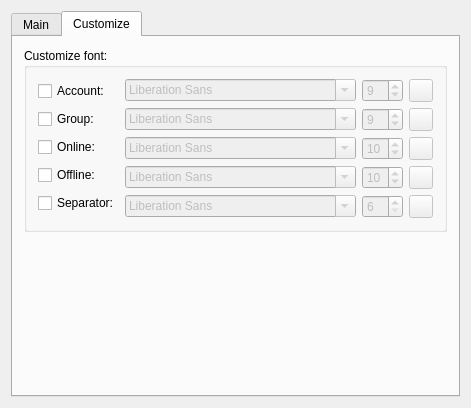
Above: src/contactlist/contactlistsettings.ui from Winand/mqutim before the change. Below: the same form after it.
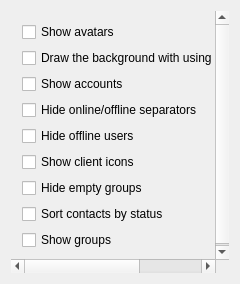
That is the form after the change. The open tabs and pages were chosen to show the change. Icons and pictures are not drawn.

```diff
--- a/src/contactlist/contactlistsettings.ui
+++ b/src/contactlist/contactlistsettings.ui
@@ -5,554 +5,122 @@
    <rect>
     <x>0</x>
     <y>0</y>
-    <width>432</width>
-    <height>408</height>
+    <width>240</width>
+    <height>284</height>
    </rect>
   </property>
+  <property name="sizePolicy" >
+   <sizepolicy vsizetype="Preferred" hsizetype="Maximum" >
+    <horstretch>0</horstretch>
+    <verstretch>0</verstretch>
+   </sizepolicy>
+  </property>
   <property name="windowTitle" >
    <string>ContactListSettings</string>
   </property>
-  <layout class="QGridLayout" >
-   <item row="0" column="0" >
-    <widget class="QTabWidget" name="tabWidget" >
-     <property name="currentIndex" >
-      <number>0</number>
+  <layout class="QVBoxLayout" name="verticalLayout" >
+   <item>
+    <widget class="QScrollArea" name="scrollArea" >
+     <property name="focusPolicy" >
+      <enum>Qt::NoFocus</enum>
      </property>
-     <widget class="QWidget" name="tab" >
-      <attribute name="title" >
-       <string>Main</string>
-      </attribute>
-      <attribute name="icon" >
-       <iconset>
-        <normaloff>:/icons/crystal_project/contactlist.png</normaloff>:/icons/crystal_project/contactlist.png</iconset>
-      </attribute>
-      <layout class="QGridLayout" name="gridLayout" >
+     <property name="frameShape" >
+      <enum>QFrame::NoFrame</enum>
+     </property>
+     <property name="frameShadow" >
+      <enum>QFrame::Plain</enum>
+     </property>
+     <property name="widgetResizable" >
+      <bool>true</bool>
+     </property>
+     <widget class="QWidget" name="scrollAreaWidgetContents" >
+      <property name="geometry" >
+       <rect>
+        <x>0</x>
+        <y>-24</y>
+        <width>353</width>
+        <height>283</height>
+       </rect>
+      </property>
+      <property name="sizePolicy" >
+       <sizepolicy vsizetype="Fixed" hsizetype="Maximum" >
+        <horstretch>0</horstretch>
+        <verstretch>0</verstretch>
+       </sizepolicy>
+      </property>
+      <layout class="QFormLayout" name="formLayout" >
+       <property name="rowWrapPolicy" >
+        <enum>QFormLayout::WrapAllRows</enum>
+       </property>
        <item row="0" column="0" >
+        <widget class="QCheckBox" name="avatarIconCheckBox" >
+         <property name="text" >
+          <string>Show avatars</string>
+         </property>
+        </widget>
+       </item>
+       <item row="1" column="0" >
+        <widget class="QCheckBox" name="alternatingCheckBox" >
+         <property name="sizePolicy" >
+          <sizepolicy vsizetype="Fixed" hsizetype="Minimum" >
+           <horstretch>0</horstretch>
+           <verstretch>0</verstretch>
+          </sizepolicy>
+         </property>
+         <property name="text" >
+          <string>Draw the background with using alternating colors</string>
+         </property>
+        </widget>
+       </item>
+       <item row="2" column="0" >
         <widget class="QCheckBox" name="showAccountsBox" >
          <property name="text" >
           <string>Show accounts</string>
          </property>
         </widget>
        </item>
-       <item row="2" column="0" >
-        <widget class="QCheckBox" name="hideEmptyBox" >
-         <property name="text" >
-          <string>Hide empty groups</string>
-         </property>
-        </widget>
-       </item>
        <item row="3" column="0" >
-        <widget class="QCheckBox" name="offlineBox" >
-         <property name="text" >
-          <string>Hide offline users</string>
-         </property>
-        </widget>
-       </item>
-       <item row="4" column="0" >
         <widget class="QCheckBox" name="separatorBox" >
          <property name="text" >
           <string>Hide online/offline separators</string>
          </property>
         </widget>
        </item>
+       <item row="4" column="0" >
+        <widget class="QCheckBox" name="offlineBox" >
+         <property name="text" >
+          <string>Hide offline users</string>
+         </property>
+        </widget>
+       </item>
        <item row="5" column="0" >
-        <widget class="QCheckBox" name="sortstatusCheckBox" >
-         <property name="text" >
-          <string>Sort contacts by status</string>
-         </property>
-        </widget>
-       </item>
-       <item row="6" column="0" >
-        <widget class="QCheckBox" name="alternatingCheckBox" >
-         <property name="text" >
-          <string>Draw the background with using alternating colors</string>
-         </property>
-        </widget>
-       </item>
-       <item row="7" column="0" >
         <widget class="QCheckBox" name="clientIconCheckBox" >
          <property name="text" >
           <string>Show client icons</string>
          </property>
         </widget>
        </item>
+       <item row="7" column="0" >
+        <widget class="QCheckBox" name="sortstatusCheckBox" >
+         <property name="text" >
+          <string>Sort contacts by status</string>
+         </property>
+        </widget>
+       </item>
        <item row="8" column="0" >
-        <widget class="QCheckBox" name="avatarIconCheckBox" >
-         <property name="text" >
-          <string>Show avatars</string>
-         </property>
-        </widget>
-       </item>
-       <item row="9" column="0" >
-        <widget class="QGroupBox" name="clLnFGrouBox" >
-         <property name="title" >
-          <string>Look'n'Feel</string>
-         </property>
-         <property name="flat" >
-          <bool>false</bool>
-         </property>
-         <property name="checkable" >
-          <bool>false</bool>
-         </property>
-         <layout class="QGridLayout" name="gridLayout_2" >
-          <property name="margin" >
-           <number>5</number>
-          </property>
-          <property name="spacing" >
-           <number>2</number>
-          </property>
-          <item row="0" column="0" >
-           <layout class="QHBoxLayout" name="clLnFLayout" >
-            <property name="spacing" >
-             <number>6</number>
-            </property>
-            <item>
-             <widget class="QLabel" name="clOpacityLbl" >
-              <property name="sizePolicy" >
-               <sizepolicy vsizetype="Expanding" hsizetype="Expanding" >
-                <horstretch>0</horstretch>
-                <verstretch>0</verstretch>
-               </sizepolicy>
-              </property>
-              <property name="minimumSize" >
-               <size>
-                <width>0</width>
-                <height>0</height>
-               </size>
-              </property>
-              <property name="maximumSize" >
-               <size>
-                <width>100</width>
-                <height>16777215</height>
-               </size>
-              </property>
-              <property name="text" >
-               <string>Opacity:</string>
-              </property>
-             </widget>
-            </item>
-            <item>
-             <spacer name="horizontalSpacer" >
-              <property name="orientation" >
-               <enum>Qt::Horizontal</enum>
-              </property>
-              <property name="sizeType" >
-               <enum>QSizePolicy::Maximum</enum>
-              </property>
-              <property name="sizeHint" stdset="0" >
-               <size>
-                <width>40</width>
-                <height>20</height>
-               </size>
-              </property>
-             </spacer>
-            </item>
-            <item>
-             <widget class="QSlider" name="opacitySlider" >
-              <property name="maximum" >
-               <number>100</number>
-              </property>
-              <property name="value" >
-               <number>100</number>
-              </property>
-              <property name="orientation" >
-               <enum>Qt::Horizontal</enum>
-              </property>
-              <property name="tickPosition" >
-               <enum>QSlider::TicksAbove</enum>
-              </property>
-             </widget>
-            </item>
-            <item>
-             <widget class="QLabel" name="clOpacityPersLbl" >
-              <property name="minimumSize" >
-               <size>
-                <width>35</width>
-                <height>0</height>
-               </size>
-              </property>
-              <property name="maximumSize" >
-               <size>
-                <width>35</width>
-                <height>16777215</height>
-               </size>
-              </property>
-              <property name="text" >
-               <string>100%</string>
-              </property>
-             </widget>
-            </item>
-           </layout>
-          </item>
-          <item row="1" column="0" >
-           <layout class="QHBoxLayout" name="horizontalLayout_2" >
-            <item>
-             <widget class="QLabel" name="clWinStyleLbl" >
-              <property name="sizePolicy" >
-               <sizepolicy vsizetype="Expanding" hsizetype="Expanding" >
-                <horstretch>0</horstretch>
-                <verstretch>0</verstretch>
-               </sizepolicy>
-              </property>
-              <property name="maximumSize" >
-               <size>
-                <width>100</width>
-                <height>16777215</height>
-               </size>
-              </property>
-              <property name="text" >
-               <string>Window Style:</string>
-              </property>
-             </widget>
-            </item>
-            <item>
-             <spacer name="horizontalSpacer_2" >
-              <property name="orientation" >
-               <enum>Qt::Horizontal</enum>
-              </property>
-              <property name="sizeType" >
-               <enum>QSizePolicy::Maximum</enum>
-              </property>
-              <property name="sizeHint" stdset="0" >
-               <size>
-                <width>40</width>
-                <height>20</height>
-               </size>
-              </property>
-             </spacer>
-            </item>
-            <item>
-             <widget class="QComboBox" name="winStyleComboBox" >
-              <property name="sizePolicy" >
-               <sizepolicy vsizetype="Fixed" hsizetype="Expanding" >
-                <horstretch>0</horstretch>
-                <verstretch>0</verstretch>
-               </sizepolicy>
-              </property>
-              <item>
-               <property name="text" >
-                <string>Regular Window</string>
-               </property>
-              </item>
-              <item>
-               <property name="text" >
-                <string>Theme border</string>
-               </property>
-              </item>
-              <item>
-               <property name="text" >
-                <string>Borderless Window</string>
-               </property>
-              </item>
-             </widget>
-            </item>
-           </layout>
-          </item>
-         </layout>
-        </widget>
-       </item>
-       <item row="10" column="0" >
-        <spacer name="verticalSpacer_2" >
-         <property name="orientation" >
-          <enum>Qt::Vertical</enum>
-         </property>
-         <property name="sizeHint" stdset="0" >
-          <size>
-           <width>20</width>
-           <height>40</height>
-          </size>
-         </property>
-        </spacer>
-       </item>
-       <item row="1" column="0" >
         <widget class="QCheckBox" name="showGroupsBox" >
          <property name="text" >
           <string>Show groups</string>
          </property>
         </widget>
        </item>
-      </layout>
-     </widget>
-     <widget class="QWidget" name="tab2" >
-      <attribute name="title" >
-       <string>Customize</string>
-      </attribute>
-      <attribute name="icon" >
-       <iconset>
-        <normaloff>:/icons/crystal_project/fonts.png</normaloff>:/icons/crystal_project/fonts.png</iconset>
-      </attribute>
-      <layout class="QGridLayout" >
-       <item row="0" column="0" >
-        <widget class="QGroupBox" name="customBox" >
-         <property name="title" >
-          <string>Customize font:</string>
+       <item row="5" column="1" >
+        <widget class="QCheckBox" name="hideEmptyBox" >
+         <property name="text" >
+          <string>Hide empty groups</string>
          </property>
-         <layout class="QGridLayout" >
-          <item row="0" column="0" >
-           <layout class="QHBoxLayout" >
-            <item>
-             <layout class="QVBoxLayout" >
-              <item>
-               <widget class="QCheckBox" name="accountFontBox" >
-                <property name="text" >
-                 <string>Account:</string>
-                </property>
-               </widget>
-              </item>
-              <item>
-               <widget class="QCheckBox" name="groupFontBox" >
-                <property name="text" >
-                 <string>Group:</string>
-                </property>
-               </widget>
-              </item>
-              <item>
-               <widget class="QCheckBox" name="onlineFontBox" >
-                <property name="text" >
-                 <string>Online:</string>
-                </property>
-               </widget>
-              </item>
-              <item>
-               <widget class="QCheckBox" name="offlineFontBox" >
-                <property name="text" >
-                 <string>Offline:</string>
-                </property>
-               </widget>
-              </item>
-              <item>
-               <widget class="QCheckBox" name="separatorFontBox" >
-                <property name="text" >
-                 <string>Separator:</string>
-                </property>
-               </widget>
-              </item>
-             </layout>
-            </item>
-            <item>
-             <layout class="QVBoxLayout" >
-              <item>
-               <layout class="QHBoxLayout" >
-                <item>
-                 <widget class="QFontComboBox" name="accountFontComboBox" >
-                  <property name="enabled" >
-                   <bool>false</bool>
-                  </property>
-                 </widget>
-                </item>
-                <item>
-                 <widget class="QSpinBox" name="accountFontSizeBox" >
-                  <property name="enabled" >
-                   <bool>false</bool>
-                  </property>
-                  <property name="minimum" >
-                   <number>6</number>
-                  </property>
-                  <property name="maximum" >
-                   <number>24</number>
-                  </property>
-                  <property name="value" >
-                   <number>9</number>
-                  </property>
-                 </widget>
-                </item>
-                <item>
-                 <widget class="QToolButton" name="accountColorButton" >
-                  <property name="enabled" >
-                   <bool>false</bool>
-                  </property>
-                  <property name="text" >
-                   <string/>
-                  </property>
-                  <property name="icon" >
-                   <iconset>
-                    <normaloff>:/icons/crystal_project/colorpicker.png</normaloff>:/icons/crystal_project/colorpicker.png</iconset>
-                  </property>
-                 </widget>
-                </item>
-               </layout>
-              </item>
-              <item>
-               <layout class="QHBoxLayout" >
-                <item>
-                 <widget class="QFontComboBox" name="groupFontComboBox" >
-                  <property name="enabled" >
-                   <bool>false</bool>
-                  </property>
-                 </widget>
-                </item>
-                <item>
-                 <widget class="QSpinBox" name="groupFontSizeBox" >
-                  <property name="enabled" >
-                   <bool>false</bool>
-                  </property>
-                  <property name="minimum" >
-                   <number>6</number>
-                  </property>
-                  <property name="maximum" >
-                   <number>24</number>
-                  </property>
-                  <property name="value" >
-                   <number>9</number>
-                  </property>
-                 </widget>
-                </item>
-                <item>
-                 <widget class="QToolButton" name="groupColorButton" >
-                  <property name="enabled" >
-                   <bool>false</bool>
-                  </property>
-                  <property name="text" >
-                   <string/>
-                  </property>
-                  <property name="icon" >
-                   <iconset>
-                    <normaloff>:/icons/crystal_project/colorpicker.png</normaloff>:/icons/crystal_project/colorpicker.png</iconset>
-                  </property>
-                 </widget>
-                </item>
-               </layout>
-              </item>
-              <item>
-               <layout class="QHBoxLayout" >
-                <item>
-                 <widget class="QFontComboBox" name="onlineFontComboBox" >
-                  <property name="enabled" >
-                   <bool>false</bool>
-                  </property>
-                 </widget>
-                </item>
-                <item>
-                 <widget class="QSpinBox" name="onlineFontSizeBox" >
-                  <property name="enabled" >
-                   <bool>false</bool>
-                  </property>
-                  <property name="minimum" >
-                   <number>6</number>
-                  </property>
-                  <property name="maximum" >
-                   <number>24</number>
-                  </property>
-                  <property name="value" >
-                   <number>10</number>
-                  </property>
-                 </widget>
-                </item>
-                <item>
-                 <widget class="QToolButton" name="onlineColorButton" >
-                  <property name="enabled" >
-                   <bool>false</bool>
-                  </property>
-                  <property name="text" >
-                   <string/>
-                  </property>
-                  <property name="icon" >
-                   <iconset>
-                    <normaloff>:/icons/crystal_project/colorpicker.png</normaloff>:/icons/crystal_project/colorpicker.png</iconset>
-                  </property>
-                 </widget>
-                </item>
-               </layout>
-              </item>
-              <item>
-               <layout class="QHBoxLayout" >
-                <item>
-                 <widget class="QFontComboBox" name="offlineFontComboBox" >
-                  <property name="enabled" >
-                   <bool>false</bool>
-                  </property>
-                 </widget>
-                </item>
-                <item>
-                 <widget class="QSpinBox" name="offlineFontSizeBox" >
-                  <property name="enabled" >
-                   <bool>false</bool>
-                  </property>
-                  <property name="minimum" >
-                   <number>6</number>
-                  </property>
-                  <property name="maximum" >
-                   <number>24</number>
-                  </property>
-                  <property name="value" >
-                   <number>10</number>
-                  </property>
-                 </widget>
-                </item>
-                <item>
-                 <widget class="QToolButton" name="offlineColorButton" >
-                  <property name="enabled" >
-                   <bool>false</bool>
-                  </property>
-                  <property name="text" >
-                   <string/>
-                  </property>
-                  <property name="icon" >
-                   <iconset>
-                    <normaloff>:/icons/crystal_project/colorpicker.png</normaloff>:/icons/crystal_project/colorpicker.png</iconset>
-                  </property>
-                 </widget>
-                </item>
-               </layout>
-              </item>
-              <item>
-               <layout class="QHBoxLayout" name="horizontalLayout" >
-                <item>
-                 <widget class="QFontComboBox" name="separatorFontComboBox" >
-                  <property name="enabled" >
-                   <bool>false</bool>
-                  </property>
-                 </widget>
-                </item>
-                <item>
-                 <widget class="QSpinBox" name="separatorFontSizeBox" >
-                  <property name="enabled" >
-                   <bool>false</bool>
-                  </property>
-                  <property name="minimum" >
-                   <number>6</number>
-                  </property>
-                  <property name="maximum" >
-                   <number>24</number>
-                  </property>
-                 </widget>
-                </item>
-                <item>
-                 <widget class="QToolButton" name="separatorColorButton" >
-                  <property name="enabled" >
-                   <bool>false</bool>
-                  </property>
-                  <property name="text" >
-                   <string/>
-                  </property>
-                  <property name="icon" >
-                   <iconset>
-                    <normaloff>:/icons/crystal_project/colorpicker.png</normaloff>:/icons/crystal_project/colorpicker.png</iconset>
-                  </property>
-                 </widget>
-                </item>
-               </layout>
-              </item>
-             </layout>
-            </item>
-           </layout>
-          </item>
-         </layout>
         </widget>
        </item>
-       <item row="1" column="0" >
-        <spacer name="verticalSpacer" >
-         <property name="orientation" >
-          <enum>Qt::Vertical</enum>
-         </property>
-         <property name="sizeHint" stdset="0" >
-          <size>
-           <width>20</width>
-           <height>40</height>
-          </size>
-         </property>
-        </spacer>
-       </item>
       </layout>
      </widget>
     </widget>
```
Left out of the diff: 257 changed lines with no effect on the pictures.
